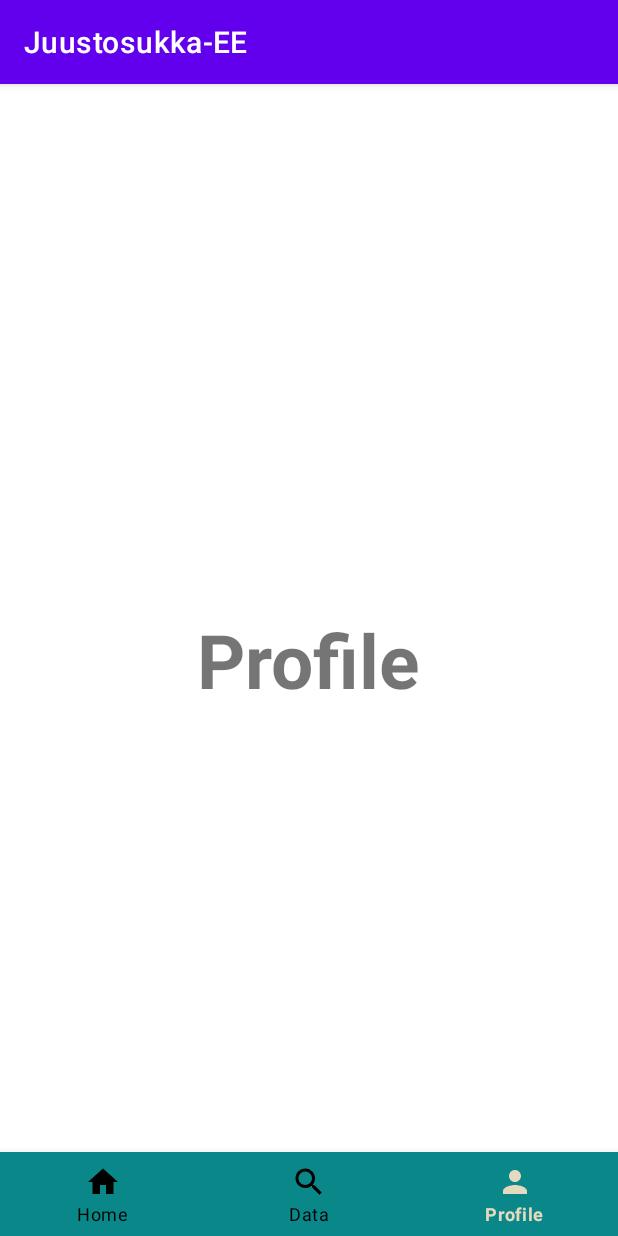
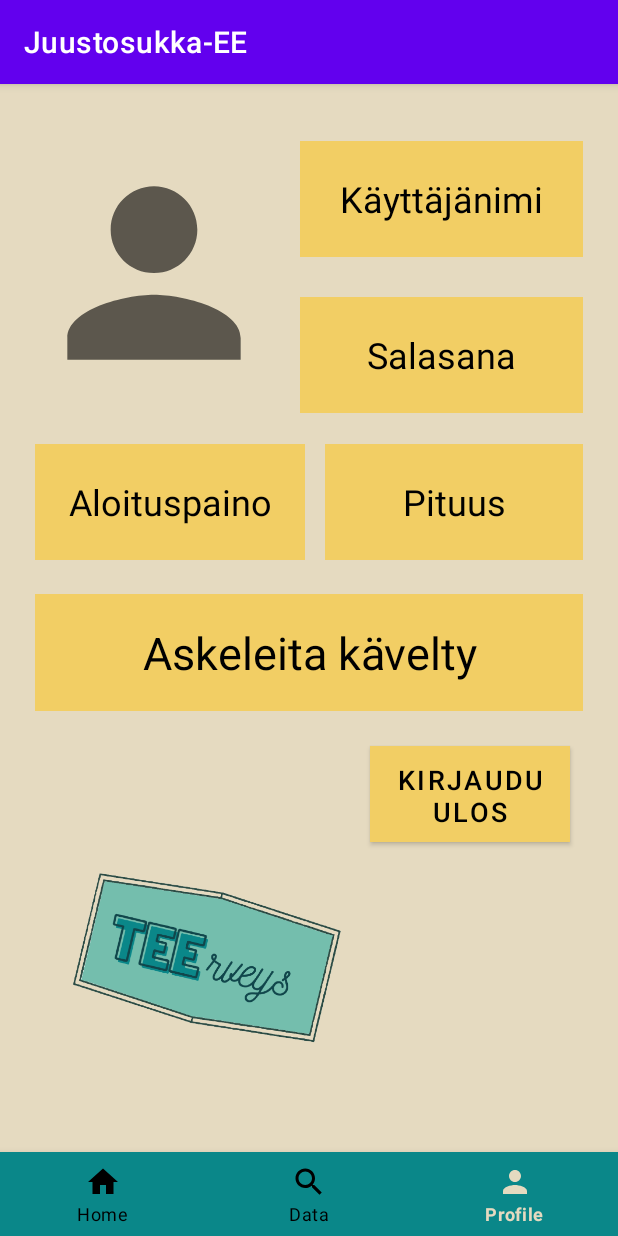
Before and after one commit to pienokainen/Juustosukka-EE, an Android app: the ProfilePage screen opened directly, with no data from a screen before it, on a phone screen of 412 x 824 dp. Run offline under Robolectric (Android 15) with nearby library versions, the phone set to English and light mode, and no system bars.

Commit message:
edittext fix

```diff
--- a/JuustosukkaEE/app/src/main/java/com/example/juustosukka_ee/ProfilePage.java
+++ b/JuustosukkaEE/app/src/main/java/com/example/juustosukka_ee/ProfilePage.java
@@ -3,6 +3,8 @@ package com.example.juustosukka_ee;
 import android.content.Intent;
 import android.os.Bundle;
 import android.view.MenuItem;
+import android.widget.EditText;
+import android.widget.TextView;
 
 import androidx.annotation.NonNull;
 import androidx.appcompat.app.AppCompatActivity;
@@ -10,6 +12,8 @@ import androidx.appcompat.app.AppCompatActivity;
 import com.google.android.material.bottomnavigation.BottomNavigationView;
 
 public class ProfilePage extends AppCompatActivity {
+    TextView textField;
+    EditText editText;
 
     @Override
     protected void onCreate(Bundle savedInstanceState) {
@@ -18,6 +22,10 @@ public class ProfilePage extends AppCompatActivity {
         BottomNavigationView bottomNavigationView = findViewById(R.id.navi);
 
         bottomNavigationView.setSelectedItemId(R.id.profile);
+
+        EditText editWeight = findViewById(R.id.start_weight);
+        EditText editHeight = findViewById(R.id.height);
+
 
         bottomNavigationView.setOnNavigationItemSelectedListener(new BottomNavigationView.OnNavigationItemSelectedListener() {
             @Override
@@ -38,4 +46,6 @@ public class ProfilePage extends AppCompatActivity {
             }
         });
     }
+
+
 }
--- a/JuustosukkaEE/app/src/main/res/layout/activity_profilepage.xml
+++ b/JuustosukkaEE/app/src/main/res/layout/activity_profilepage.xml
@@ -4,16 +4,27 @@
     xmlns:tools="http://schemas.android.com/tools"
     android:layout_width="match_parent"
     android:layout_height="match_parent"
+    android:background="#2D2F31"
+    android:backgroundTint="@color/yellow_200"
     tools:context=".ProfilePage">
 
-    <TextView
+    <EditText
+        android:id="@+id/steps"
         android:layout_width="wrap_content"
-        android:layout_height="wrap_content"
-        android:text="Profile"
-        android:textSize="50sp"
-        android:textStyle="bold"
-        android:layout_centerInParent="true"
-        />
+        android:layout_height="78dp"
+        android:layout_alignParentStart="true"
+        android:layout_alignParentTop="true"
+        android:layout_alignParentEnd="true"
+        android:layout_marginStart="23dp"
+        android:layout_marginTop="340dp"
+        android:layout_marginEnd="23dp"
+        android:background="#F1EAEA"
+        android:backgroundTint="@color/yellow_700"
+        android:gravity="fill_vertical"
+        android:text="Askeleita kävelty"
+        android:textAlignment="center"
+        android:textColor="@color/black"
+        android:textSize="30sp" />
 
     <com.google.android.material.bottomnavigation.BottomNavigationView
         android:id="@+id/navi"
@@ -25,4 +36,108 @@
         app:itemTextColor="@drawable/selector"
         app:menu="@menu/menu_navigation" />
 
+    <TextView
+        android:id="@+id/username_profilepage"
+        android:layout_width="180dp"
+        android:layout_height="77dp"
+        android:layout_alignParentStart="true"
+        android:layout_alignParentTop="true"
+        android:layout_alignParentEnd="true"
+        android:layout_marginStart="200dp"
+        android:layout_marginTop="38dp"
+        android:layout_marginEnd="23dp"
+        android:background="#F1EAEA"
+        android:backgroundTint="@color/yellow_700"
+        android:gravity="fill_vertical"
+        android:text="Käyttäjänimi"
+        android:textAlignment="center"
+        android:textColor="@color/black"
+        android:textSize="24sp" />
+
+    <EditText
+        android:id="@+id/height"
+        android:layout_width="180dp"
+        android:layout_height="77dp"
+        android:layout_alignParentTop="true"
+        android:layout_alignParentEnd="true"
+        android:layout_marginStart="13dp"
+        android:layout_marginTop="240dp"
+        android:layout_marginEnd="23dp"
+        android:layout_toEndOf="@+id/start_weight"
+        android:background="#F1EAEA"
+        android:backgroundTint="@color/yellow_700"
+        android:gravity="fill_vertical"
+        android:text="Pituus"
+        android:textAlignment="center"
+        android:textColor="@color/black"
+        android:textSize="24sp" />
+
+    <EditText
+        android:id="@+id/start_weight"
+        android:layout_width="180dp"
+        android:layout_height="77dp"
+        android:layout_alignParentStart="true"
+        android:layout_alignParentTop="true"
+        android:layout_marginStart="23dp"
+        android:layout_marginTop="240dp"
+        android:background="#F1EAEA"
+        android:backgroundTint="@color/yellow_700"
+        android:gravity="fill_vertical"
+        android:text="Aloituspaino"
+        android:textAlignment="center"
+        android:textColor="@color/black"
+        android:textSize="24sp" />
+
+    <TextView
+        android:id="@+id/password_profilepage"
+        android:layout_width="180dp"
+        android:layout_height="77dp"
+        android:layout_alignParentStart="true"
+        android:layout_alignParentTop="true"
+        android:layout_alignParentEnd="true"
+        android:layout_marginStart="200dp"
+        android:layout_marginTop="142dp"
+        android:layout_marginEnd="23dp"
+        android:background="#FFFFFF"
+        android:backgroundTint="@color/yellow_700"
+        android:gravity="fill_vertical"
+        android:text="Salasana"
+        android:textAlignment="center"
+        android:textColor="@color/black"
+        android:textSize="24sp" />
+
+    <ImageView
+        android:id="@+id/imageView3"
+        android:layout_width="227dp"
+        android:layout_height="130dp"
+        android:layout_alignParentStart="true"
+        android:layout_alignParentBottom="true"
+        android:layout_marginStart="22dp"
+        android:layout_marginBottom="122dp"
+        app:srcCompat="@drawable/teerveys_logo" />
+
+    <ImageView
+        android:id="@+id/imageView4"
+        android:layout_width="173dp"
+        android:layout_height="192dp"
+        android:layout_alignParentStart="true"
+        android:layout_alignParentTop="true"
+        android:layout_marginStart="16dp"
+        android:layout_marginTop="30dp"
+        app:srcCompat="@drawable/ic_baseline_person_24" />
+
+    <Button
+        android:id="@+id/logout_button"
+        android:layout_width="133dp"
+        android:layout_height="64dp"
+        android:layout_below="@+id/steps"
+        android:layout_alignParentEnd="true"
+        android:layout_marginTop="23dp"
+        android:layout_marginEnd="32dp"
+        android:background="@color/yellow_700"
+        android:text="Kirjaudu Ulos"
+        android:textColor="@color/black"
+        android:textSize="18sp"
+        app:backgroundTint="@color/yellow_700" />
+
 </RelativeLayout>
```
